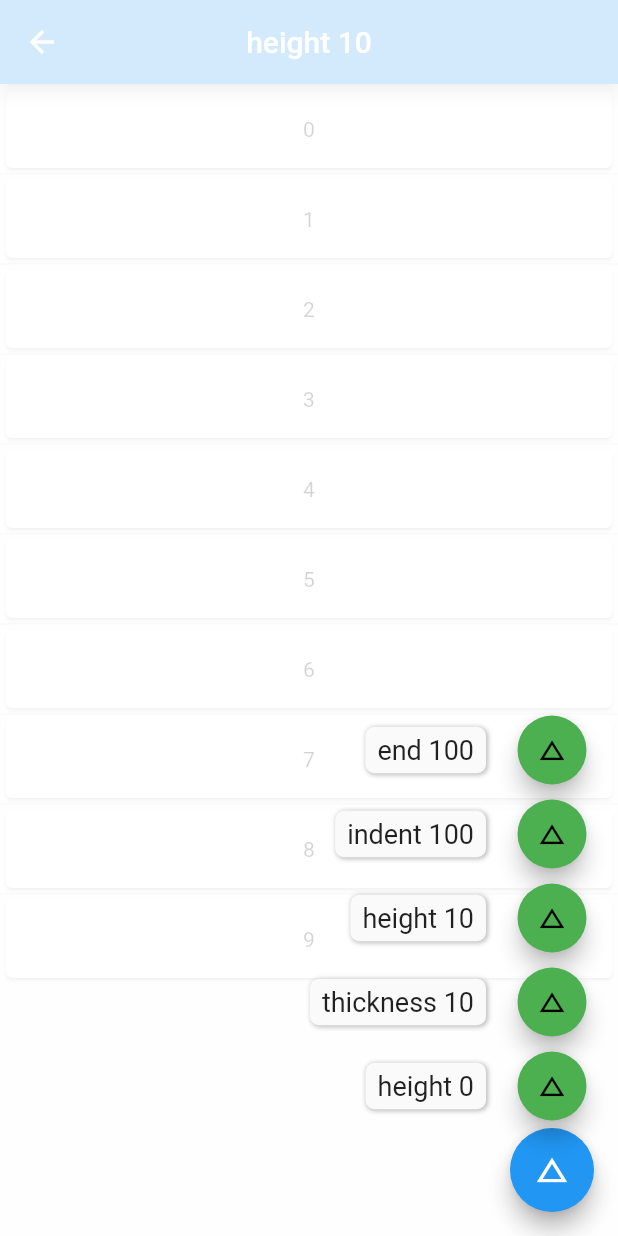
After one commit to Johnson8888/learn_flutter, a Flutter app: the ListViewSeparatedDemoPage screen opened directly, after a tap on the "change history" icon, on a phone screen of 412 x 824 dp. The commit adds this screen. Run offline on Flutter 3.47's test engine with Material 2 defaults, Android fonts, the phone set to English and light mode, and no system bars; drawn by our look-alikes of flutter_speed_dial.

Commit message:
ListView Demo

```diff
--- a/flutter_app/lib/main.dart
+++ b/flutter_app/lib/main.dart
@@ -43,6 +43,7 @@ class MyApp extends StatelessWidget {
         "RowDemoPage": (context) => RowDemoPage(),
         "FlexibleDemoPage": (context) => FlexibleDemoPage(),
         "WrapDemoPage": (context) => WrapDemoPage(),
+        "ListViewDemoPage": (context) => ListViewDemoPage(),
       },
     );
   }
--- /dev/null
+++ b/flutter_app/lib/routes/List/listview_separated_page.dart
@@ -0,0 +1,107 @@
+/*
+ * @Author: 弗拉德
+ * @Date: 2021-01-16 11:46:15
+ * @LastEditTime: 2021-01-16 12:03:15
+ * @Support: http://fulade.me
+ */
+
+import 'package:flutter/material.dart';
+import 'package:flutter_speed_dial/flutter_speed_dial.dart';
+
+class ListViewSeparatedDemoPage extends StatefulWidget {
+  @override
+  _ListViewSeparatedDemoPageState createState() =>
+      _ListViewSeparatedDemoPageState();
+}
+
+class _ListViewSeparatedDemoPageState extends State<ListViewSeparatedDemoPage> {
+  var title = "height 10";
+  var divider = Divider(height: .0);
+  @override
+  Widget build(BuildContext context) {
+    return Scaffold(
+      floatingActionButton: SpeedDial(
+        child: Icon(Icons.change_history),
+        children: speedDialChildList(),
+      ),
+      appBar: AppBar(
+        centerTitle: true,
+        backgroundColor: Colors.blue,
+        title: Text(title),
+      ),
+      body: ListView.separated(
+        itemCount: 10,
+        itemBuilder: (BuildContext context, int index) {
+          return Container(
+            height: 60,
+            child: Card(
+              child: Center(
+                child: Text("$index"),
+              ),
+            ),
+          );
+        },
+        separatorBuilder: (context, index) {
+          return divider;
+        },
+      ),
+    );
+  }
+
+  List speedDialChildList() {
+    final configList = [
+      {
+        "title": "height 0",
+        "value": Divider(height: 10.0),
+      },
+      {
+        "title": "thickness 10",
+        "value": Divider(
+          height: 10.0,
+          thickness: 10,
+          color: Colors.red,
+        ),
+      },
+      {
+        "title": "height 10",
+        "value": Divider(
+          height: 10.0,
+          color: Colors.white,
+        )
+      },
+      {
+        "title": "indent 100",
+        "value": Divider(
+          height: 10.0,
+          color: Colors.red,
+          indent: 100,
+        )
+      },
+      {
+        "title": "end 100",
+        "value": Divider(
+          height: 10.0,
+          color: Colors.red,
+          endIndent: 100,
+        )
+      },
+    ];
+    var list = <SpeedDialChild>[];
+    for (var item in configList) {
+      var child = SpeedDialChild(
+        child: Icon(Icons.change_history),
+        backgroundColor: Colors.green,
+        label: item["title"],
+        labelStyle: TextStyle(fontSize: 18.0),
+        onTap: () {
+          setState(() {
+            title = item["title"];
+            divider = item["value"];
+          });
+        },
+      );
+      list.add(child);
+    }
+    return list;
+  }
+}
--- a/flutter_app/lib/routes/index.dart
+++ b/flutter_app/lib/routes/index.dart
@@ -1,7 +1,7 @@
 /*
  * @Author: 弗拉德
  * @Date: 2020-12-15 20:54:29
- * @LastEditTime: 2021-01-15 13:59:54
+ * @LastEditTime: 2021-01-16 10:03:34
  * @Support: http://fulade.me
  */
 export 'main_page.dart';
@@ -18,3 +18,4 @@ export 'column_page.dart';
 export 'row_page.dart';
 export 'flexible_page.dart';
 export 'wrap_page.dart';
+export 'listview_page.dart';
--- a/flutter_app/lib/routes/main_page.dart
+++ b/flutter_app/lib/routes/main_page.dart
@@ -1,7 +1,7 @@
 /*
  * @Author: 弗拉德
  * @Date: 2020-12-15 20:51:56
- * @LastEditTime: 2021-01-15 13:59:23
+ * @LastEditTime: 2021-01-16 10:03:58
  * @Support: http://fulade.me
  */
 
@@ -27,6 +27,7 @@ class _MainPageState extends State<MainPage> {
     {"title": "Row", "route": "RowDemoPage"},
     {"title": "Flexible", "route": "FlexibleDemoPage"},
     {"title": "Wrap", "route": "WrapDemoPage"},
+    {"title": "ListView", "route": "ListViewDemoPage"}
   ];
   @override
   Widget build(BuildContext context) {
```
Also changed, not shown: flutter_app/lib/routes/List/listview_builder_page.dart (added, +89 -0 lines), flutter_app/lib/routes/List/listview_physics_page.dart (added, +44 -0 lines), flutter_app/lib/routes/List/listview_reverse_page.dart (added, +71 -0 lines), flutter_app/lib/routes/List/listview_scrolldirection_page.dart (added, +71 -0 lines), flutter_app/lib/routes/listview_page.dart (added, +66 -0 lines).
